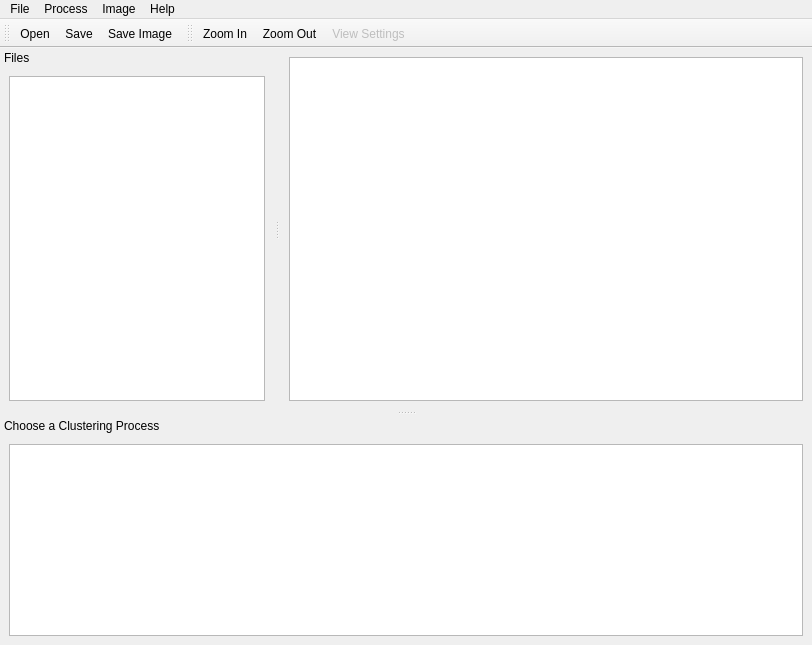
The window that mainwindow.ui (encukou/cluster) describes before a commit, drawn with Qt 5.
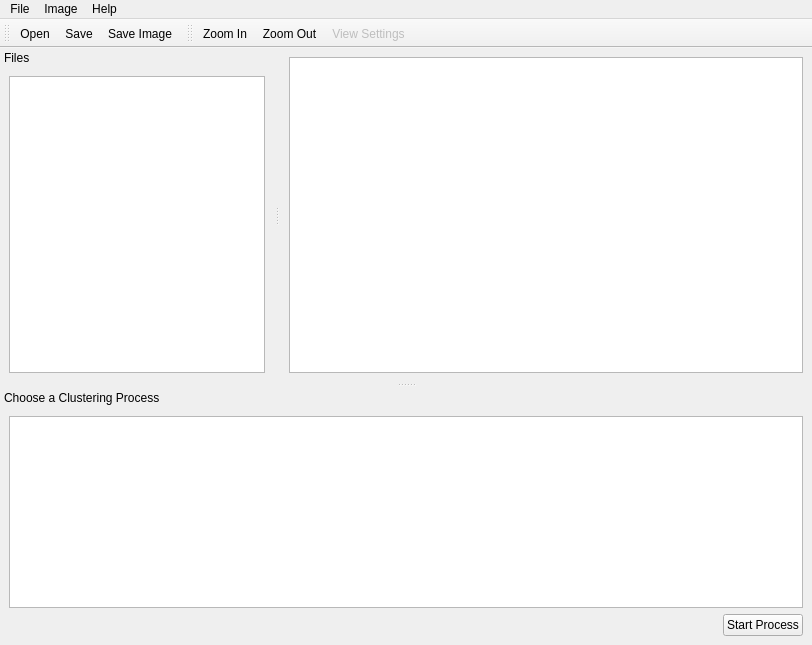
The same window after the commit.

Commit message: Fix bad connection (toolbar action closed the window)

The edit to the form file:
```diff
--- a/mainwindow.ui
+++ b/mainwindow.ui
@@ -39,12 +39,6 @@
     <addaction name="separator"/>
     <addaction name="actionClose"/>
    </widget>
-   <widget class="QMenu" name="menuProcess">
-    <property name="title">
-     <string>Process</string>
-    </property>
-    <addaction name="actionProcess_KM"/>
-   </widget>
    <widget class="QMenu" name="menuImage">
     <property name="title">
      <string>Image</string>
@@ -68,7 +62,6 @@
     <addaction name="actionAbout"/>
    </widget>
    <addaction name="menuFile"/>
-   <addaction name="menuProcess"/>
    <addaction name="menuImage"/>
    <addaction name="menuHelp"/>
   </widget>
@@ -99,7 +92,7 @@
   </widget>
   <widget class="QDockWidget" name="dockWidget_2">
    <property name="features">
-    <set>QDockWidget::NoDockWidgetFeatures</set>
+    <set>QDockWidget::DockWidgetMovable</set>
    </property>
    <property name="windowTitle">
     <string>Choose a Clustering Process</string>
@@ -108,10 +101,30 @@
     <number>8</number>
    </attribute>
    <widget class="QWidget" name="dockWidgetContents_2">
-    <layout class="QVBoxLayout" name="verticalLayout_2">
-     <item>
+    <layout class="QGridLayout" name="gridLayout">
+     <item row="0" column="0" colspan="2">
       <widget class="QListView" name="lvNewProcess"/>
      </item>
+     <item row="1" column="0">
+      <spacer name="horizontalSpacer">
+       <property name="orientation">
+        <enum>Qt::Horizontal</enum>
+       </property>
+       <property name="sizeHint" stdset="0">
+        <size>
+         <width>681</width>
+         <height>20</height>
+        </size>
+       </property>
+      </spacer>
+     </item>
+     <item row="1" column="1">
+      <widget class="QPushButton" name="btnStartProcess">
+       <property name="text">
+        <string>Start Process</string>
+       </property>
+      </widget>
+     </item>
     </layout>
    </widget>
   </widget>
```
Left out of the diff: 26 changed lines with no effect on the pictures.
